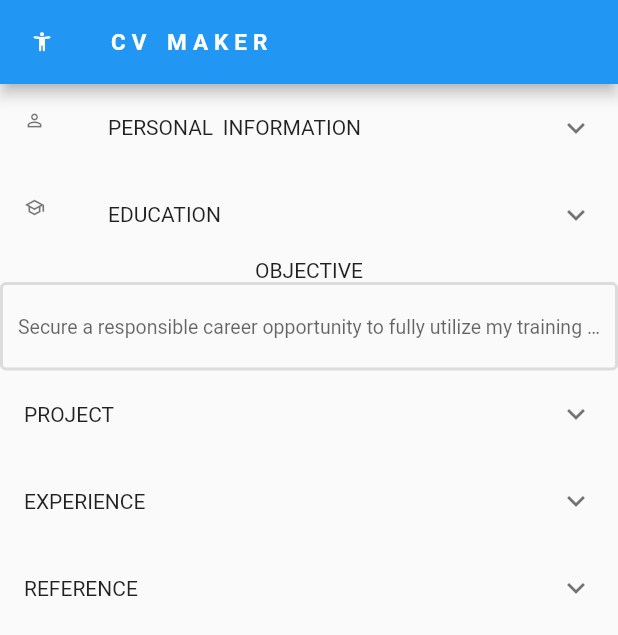
After one commit to VivekTailor19/resume_builder, a Flutter app: the Resume_02 screen opened directly, on a phone screen of 412 x 824 dp. The commit adds this screen. Shown: the top 635 px of the screen. Run offline on Flutter 3.47's test engine with Material 2 defaults, Android fonts, the phone set to English and light mode, and no system bars; our stand-ins replace image_picker, pdf; missing offline and left inert: path_provider_windows.

Commit message:
resume builder using flutter framwork and dart language

```diff
--- a/lib/Preview/preview_screen2.dart
+++ b/lib/Preview/preview_screen2.dart
@@ -82,7 +82,7 @@ class _Preview_02State extends State<Preview_02> {
 
 
 
-            Container(width: 220,child: Padding(
+            Container(width: 180,child: Padding(
               padding: EdgeInsets.only(left: 15.0),
               child: Column(
                 crossAxisAlignment: CrossAxisAlignment.start,
--- a/lib/main.dart
+++ b/lib/main.dart
@@ -1,9 +1,9 @@
 import 'package:flutter/material.dart';
 import 'package:resume_builder/Preview/preview_screen2.dart';
 import 'package:resume_builder/homescreen.dart';
-import 'package:resume_builder/new_resume.dart';
+import 'package:resume_builder/resumes/new_resume.dart';
 import 'package:resume_builder/Preview/preview1.dart';
-import 'package:resume_builder/old_resume.dart';
+
 import 'package:resume_builder/practice.dart';
 
 void main() {
@@ -15,7 +15,8 @@ void main() {
       "new_resume" : (context) => New_Resume(),
       "preview" : (context) => Preview_Screen(),
       "preview_02" : (context) => Preview_02(),
-      "/" : (context) => MyTabbedPage(),
+      "/" : (context) => Preview_02(),
+
 
 
     },
--- a/lib/new_resume.dart
+++ b/lib/resumes/new_resume.dart
@@ -6,7 +6,7 @@ import 'package:flutter/material.dart';
 import 'package:flutter/services.dart';
 import 'package:image_picker/image_picker.dart';
 
-import 'resumeDataModal.dart';
+import '../resumeDataModal.dart';
 
 class New_Resume extends StatefulWidget {
   const New_Resume({Key? key}) : super(key: key);
@@ -26,7 +26,9 @@ class _New_ResumeState extends State<New_Resume> {
   TextEditingController u_contact = TextEditingController();
 
   TextEditingController u_project = TextEditingController();
+
   TextEditingController u_project_info = TextEditingController();
+
 
   TextEditingController u_training= TextEditingController();
   TextEditingController u_training_year= TextEditingController();
--- /dev/null
+++ b/lib/resumes/resume_02.dart
@@ -0,0 +1,214 @@
+import 'package:flutter/material.dart';
+
+class Resume_02 extends StatefulWidget {
+  const Resume_02({Key? key}) : super(key: key);
+
+  @override
+  State<Resume_02> createState() => _Resume_02State();
+}
+
+class _Resume_02State extends State<Resume_02> {
+
+  TextEditingController name_2 = TextEditingController();
+  TextEditingController add_2 = TextEditingController();
+  TextEditingController prof_2 = TextEditingController();
+  TextEditingController cont_2 = TextEditingController();
+  TextEditingController email_2 = TextEditingController();
+
+  TextEditingController sc = TextEditingController();
+  TextEditingController sc_year = TextEditingController();
+  TextEditingController col = TextEditingController();
+  TextEditingController col_year = TextEditingController();
+  TextEditingController mas = TextEditingController();
+  TextEditingController mas_year = TextEditingController();
+
+  TextEditingController obj = TextEditingController();
+
+  TextEditingController proj_1 = TextEditingController();
+  TextEditingController proj_data_1 = TextEditingController();
+  TextEditingController proj_2 = TextEditingController();
+  TextEditingController proj_data_2 = TextEditingController();
+
+
+  @override
+  Widget build(BuildContext context) {
+    return SafeArea(
+      child: Scaffold(
+        appBar: AppBar(
+          leading: Icon(Icons.accessibility_new_rounded,size: 15,weight: 2),
+          title: Text(
+            "CV MAKER",
+            style: TextStyle(
+                fontWeight: FontWeight.bold,
+                fontSize: 15,
+                letterSpacing: 4,
+                wordSpacing: 2),
+          ),
+        ),
+        body: Column(
+          children: [
+            ExpansionTile(
+              leading: Icon(Icons.person_outline,size: 14),
+              title: Text("PERSONAL INFORMATION",style: TextStyle(fontSize: 14,wordSpacing: 3)),
+              children: [         // NAME ADDRESS PROFESSION CONTACT EMAIL
+                Personal(title: "Enter Name Here...", kboard: TextInputType.text, data:name_2),
+                Personal(title: "Enter Profession", kboard: TextInputType.text, data:prof_2),
+                Personal(title: "Enter Address", kboard: TextInputType.streetAddress, data:add_2),
+                Personal(title: "Enter 10 digit Contact No", kboard: TextInputType.phone, data:cont_2),
+                Personal(title: "Enter Proper E-mail Id", kboard: TextInputType.emailAddress, data:email_2),
+              ],
+            ), // Personal Information
+
+            ExpansionTile(
+              leading:Icon(Icons.school_outlined,size: 14),
+              title: Text("EDUCATION",style: TextStyle(fontSize: 14,wordSpacing: 3)),
+              children: [   //  SCHOOLING COLLAGE MASTER title year board
+                Education(data: sc,year: sc_year,edu_title: "Enter Maximum School Year",pass_year: "Enter Passing Year",kbtitle: TextInputType.text,kbyear: TextInputType.phone),
+                Education(data: col,year: col_year,edu_title: "Enter Collage Degree",pass_year: "Enter Passing Year",kbtitle: TextInputType.text,kbyear: TextInputType.phone),
+                Education(data: mas,year: mas_year,edu_title: "Enter Master Degree",pass_year: "Enter Passing Year",kbtitle: TextInputType.text,kbyear: TextInputType.phone),
+
+              ],
+            ),
+
+            Text("OBJECTIVE",style: TextStyle(fontSize: 14,wordSpacing: 3)),    //  SENTENCEs
+            TextFormField(
+
+                controller: obj,
+                keyboardType: TextInputType.text,
+
+                decoration: InputDecoration(
+
+                  hintText: "Secure a responsible career opportunity to fully utilize my training and skills, while making a significant contribution to the success of the company.",
+                  hintStyle: TextStyle(fontSize: 13),
+
+                  focusedBorder: OutlineInputBorder(
+                      borderSide: BorderSide(color: Colors.lightBlueAccent.shade100,
+                          width: 2)),
+                  border: OutlineInputBorder(),
+                  enabledBorder: OutlineInputBorder(
+                      borderSide: BorderSide(color: Colors.black12,
+                          width: 2)),
+
+                ),
+
+              ),
+
+
+            ExpansionTile(title: Text("PROJECT",style: TextStyle(fontSize: 14,wordSpacing: 3)),
+            children: [
+              Project(hinttitle: "Enter Project 1 Title",pr_title: proj_1,pr_data: proj_data_1,pr_data_hint: "Enter Project 1 Infomation"),
+              Project(hinttitle: "Enter Project 2 Title",pr_title: proj_2,pr_data: proj_data_2,pr_data_hint: "Enter Project 2 Infomation"),
+            ],),        //     pROJECT   NAME AND DETAILS
+
+
+            ExpansionTile(title: Text("EXPERIENCE",style: TextStyle(fontSize: 14,wordSpacing: 3)),),
+            //COMPANY NAME AND YEAR AND WORK
+            ExpansionTile(title: Text("REFERENCE",style: TextStyle(fontSize: 14,wordSpacing: 3)),),
+            // NAME EMAIL COMPANY JOBTITLE
+          ],
+        ),
+      ),
+    );
+  }
+
+  Widget Personal({TextEditingController? data, String? title,TextInputType? kboard})
+  {
+    return TextFormField(
+
+      controller: data,
+      keyboardType: kboard,
+
+      decoration: InputDecoration(
+
+        hintText: "$title",
+        hintStyle: TextStyle(fontSize: 13),
+
+        focusedBorder: OutlineInputBorder(
+            borderSide: BorderSide(color: Colors.lightBlueAccent.shade100,
+                width: 2)),
+        border: OutlineInputBorder(),
+        enabledBorder: OutlineInputBorder(
+            borderSide: BorderSide(color: Colors.black12,
+                width: 2)),
+
+      ),
+
+    );
+  }
+
+  Widget Education({
+    TextEditingController? data,TextEditingController? year,
+    String? edu_title, String? pass_year,TextInputType? kbtitle,TextInputType? kbyear})
+  {
+  return ListTile(
+    leading:TextField(keyboardType: kbtitle,
+        controller: data,
+        decoration: InputDecoration(hintText: "$edu_title",hintStyle: TextStyle(fontSize: 13),
+          border: OutlineInputBorder(),
+          enabledBorder: OutlineInputBorder(
+              borderSide: BorderSide(color: Colors.black12,
+                  width: 2)),
+        )),
+    trailing: TextField(keyboardType: kbyear,
+        controller: year,
+        decoration: InputDecoration(hintText: "$pass_year",hintStyle: TextStyle(fontSize: 13),
+          border: OutlineInputBorder(),
+          enabledBorder: OutlineInputBorder(
+              borderSide: BorderSide(color: Colors.black12,
+                  width: 2)),
+        )),);
+  }
+
+  Widget Project({TextEditingController? pr_title, String? hinttitle,TextEditingController? pr_data, String? pr_data_hint})
+  {
+    return Column(
+      children: [
+      TextFormField(
+
+      controller: pr_title,
+      keyboardType: TextInputType.text,
+
+      decoration: InputDecoration(
+
+        hintText: "$pr_title",
+        hintStyle: TextStyle(fontSize: 13),
+
+        focusedBorder: OutlineInputBorder(
+            borderSide: BorderSide(color: Colors.lightBlueAccent.shade100,
+                width: 2)),
+        border: OutlineInputBorder(),
+        enabledBorder: OutlineInputBorder(
+            borderSide: BorderSide(color: Colors.black12,
+                width: 2)),
+
+      ),
+
+    ),
+      TextFormField(
+
+      controller: pr_data,
+      keyboardType: TextInputType.text,
+
+      decoration: InputDecoration(
+
+        hintText: "$pr_data_hint",
+        hintStyle: TextStyle(fontSize: 13),
+
+        focusedBorder: OutlineInputBorder(
+            borderSide: BorderSide(color: Colors.lightBlueAccent.shade100,
+                width: 2)),
+        border: OutlineInputBorder(),
+        enabledBorder: OutlineInputBorder(
+            borderSide: BorderSide(color: Colors.black12,
+                width: 2)),
+
+      ),
+
+    ),
+      ],
+    );
+  }
+
+
+
+}
```
Also changed, not shown: lib/resumes/old_resume.dart (renamed from lib/old_resume.dart).
